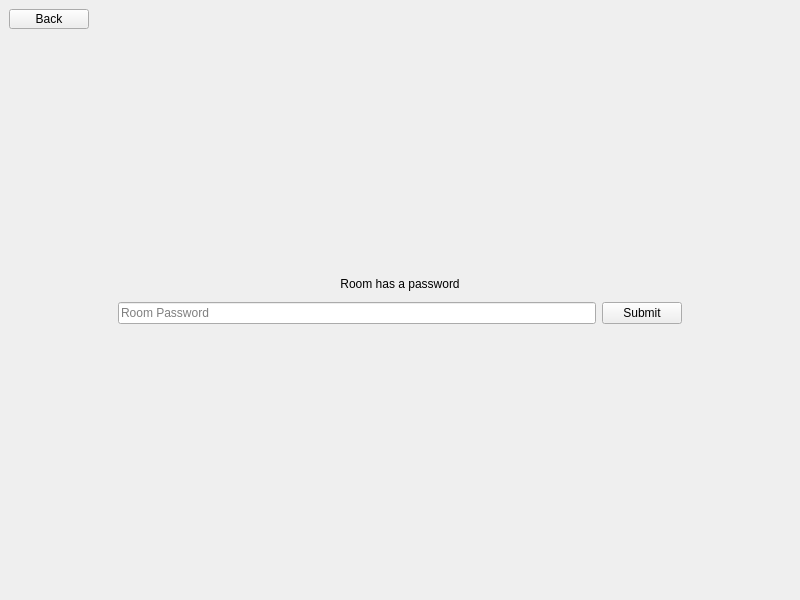
Old version of the form loadingroompage.ui in the repository davlaf/noteworthy-qt.
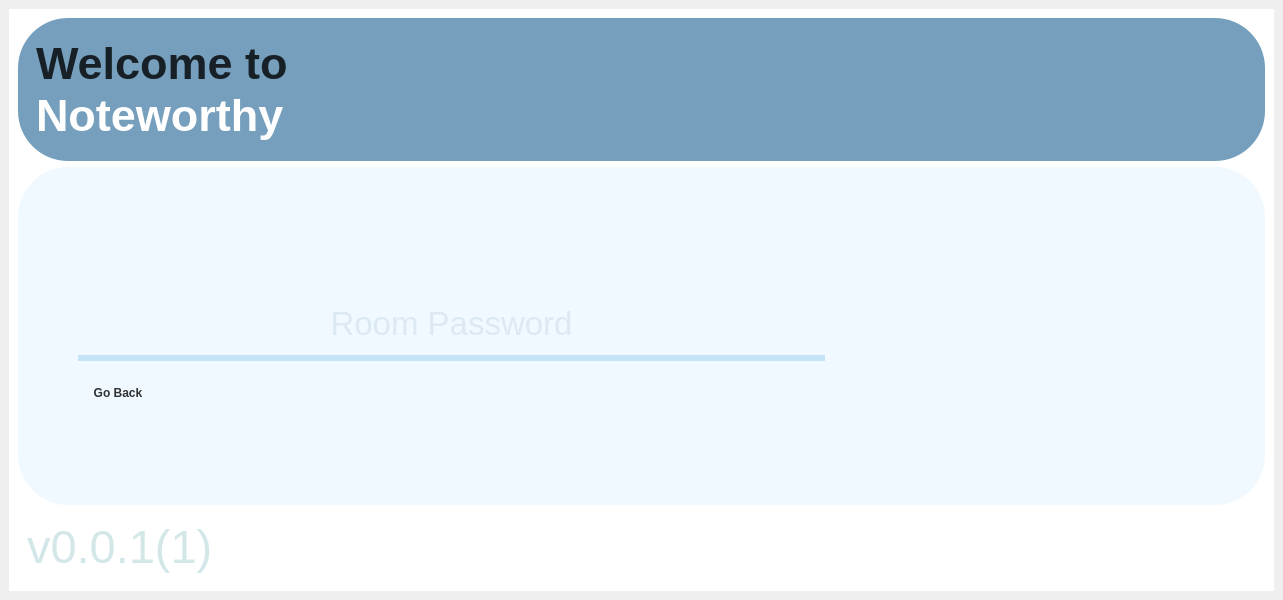
New version of the form. Icons and pictures are not drawn.

Commit message: made password room pretty and fixed some other things

```diff
--- a/loadingroompage.ui
+++ b/loadingroompage.ui
@@ -6,14 +6,31 @@
    <rect>
     <x>0</x>
     <y>0</y>
-    <width>800</width>
+    <width>1283</width>
     <height>600</height>
    </rect>
   </property>
   <property name="windowTitle">
    <string>MainWindow</string>
   </property>
+  <property name="styleSheet">
+   <string notr="true">QLineEdit {
+    border: none;                /* Remove the default border */
+    border-bottom: 6px solid #C5E3F7; /* Add a black underline */
+    padding: 2px 0;          
+	text-align: center;  /* Center-align text */
+	color: rgba(36, 87, 123, 0.2);
+
+}
+
+QLineEdit:focus {
+    color: rgba(0, 0, 0, 0.8);
+}</string>
+  </property>
   <widget class="QWidget" name="centralwidget">
+   <property name="styleSheet">
+    <string notr="true">color: rgb(255, 255, 255);</string>
+   </property>
    <layout class="QVBoxLayout" name="verticalLayout">
     <property name="leftMargin">
      <number>9</number>
@@ -21,31 +38,6 @@
     <property name="rightMargin">
      <number>9</number>
     </property>
-    <item>
-     <widget class="QPushButton" name="back">
-      <property name="sizePolicy">
-       <sizepolicy hsizetype="Minimum" vsizetype="Fixed">
-        <horstretch>0</horstretch>
-        <verstretch>0</verstretch>
-       </sizepolicy>
-      </property>
-      <property name="minimumSize">
-       <size>
-        <width>0</width>
-        <height>20</height>
-       </size>
-      </property>
-      <property name="maximumSize">
-       <size>
-        <width>80</width>
-        <height>20</height>
-       </size>
-      </property>
-      <property name="text">
-       <string>Back</string>
-      </property>
-     </widget>
-    </item>
     <item>
      <widget class="QWidget" name="verticalWidget" native="true">
       <property name="sizePolicy">
@@ -60,61 +52,268 @@
         <height>16777215</height>
        </size>
       </property>
-      <layout class="QVBoxLayout" name="verticalLayout_2" stretch="0">
-       <property name="leftMargin">
-        <number>100</number>
-       </property>
-       <property name="rightMargin">
-        <number>100</number>
-       </property>
+      <property name="styleSheet">
+       <string notr="true">background-color: rgb(255, 255, 255);</string>
+      </property>
+      <layout class="QVBoxLayout" name="verticalLayout_3" stretch="1,3,0">
        <item>
-        <widget class="QWidget" name="verticalWidget" native="true">
+        <widget class="QWidget" name="widget_2" native="true">
+         <property name="minimumSize">
+          <size>
+           <width>100</width>
+           <height>150</height>
+          </size>
+         </property>
          <property name="maximumSize">
           <size>
-           <width>16777215</width>
-           <height>100</height>
+           <width>1888999</width>
+           <height>266</height>
           </size>
          </property>
-         <layout class="QVBoxLayout" name="verticalLayout_3">
+         <property name="styleSheet">
+          <string notr="true">background-color: #759FBC;
+border-radius: 50px; /* Adjust the radius to create an oval shape */
+</string>
+         </property>
+         <layout class="QHBoxLayout" name="horizontalLayout_3" stretch="0,0">
+          <property name="sizeConstraint">
+           <enum>QLayout::SizeConstraint::SetMinAndMaxSize</enum>
+          </property>
+          <property name="topMargin">
+           <number>11</number>
+          </property>
+          <property name="rightMargin">
+           <number>27</number>
+          </property>
           <item>
-           <widget class="QLabel" name="label">
+           <widget class="QWidget" name="widget_6" native="true">
+            <property name="font">
+             <font>
+              <pointsize>20</pointsize>
+             </font>
+            </property>
+            <layout class="QVBoxLayout" name="verticalLayout_4">
+             <item>
+              <widget class="QLabel" name="label_2">
+               <property name="font">
+                <font>
+                 <pointsize>34</pointsize>
+                 <bold>true</bold>
+                </font>
+               </property>
+               <property name="styleSheet">
+                <string notr="true">	color: rgba(0, 0, 0, 0.8);
+</string>
+               </property>
+               <property name="text">
+                <string>&lt;html&gt;
+&lt;head/&gt;
+&lt;body&gt;
+    &lt;div&gt;
+        &lt;span style=&quot;color: rgba(0, 0, 0, 0.8)&quot;&gt;Welcome to&lt;/span&gt;
+    &lt;/div&gt;
+    &lt;div style=&quot;color: white;&quot;&gt;
+        Noteworthy
+    &lt;/div&gt;
+&lt;/body&gt;
+&lt;/html&gt;
+</string>
+               </property>
+              </widget>
+             </item>
+            </layout>
+           </widget>
+          </item>
+          <item>
+           <widget class="QLabel" name="name">
+            <property name="font">
+             <font>
+              <pointsize>80</pointsize>
+              <bold>true</bold>
+             </font>
+            </property>
+            <property name="styleSheet">
+             <string notr="true">	color: rgba(0, 0, 0, 0.8);
+</string>
+            </property>
             <property name="text">
-             <string>Room has a password</string>
+             <string/>
             </property>
             <property name="alignment">
-             <set>Qt::AlignmentFlag::AlignCenter</set>
+             <set>Qt::AlignmentFlag::AlignRight|Qt::AlignmentFlag::AlignTrailing|Qt::AlignmentFlag::AlignVCenter</set>
             </property>
            </widget>
           </item>
+         </layout>
+        </widget>
+       </item>
+       <item>
+        <widget class="QWidget" name="widget_3" native="true">
+         <property name="minimumSize">
+          <size>
+           <width>0</width>
+           <height>0</height>
+          </size>
+         </property>
+         <property name="maximumSize">
+          <size>
+           <width>1866</width>
+           <height>651</height>
+          </size>
+         </property>
+         <property name="styleSheet">
+          <string notr="true">background-color:  #F0F9FF;
+;
+border-radius: 50px; /* Adjust the radius to create an oval shape */
+</string>
+         </property>
+         <layout class="QVBoxLayout" name="verticalLayout_2" stretch="0,0">
+          <property name="leftMargin">
+           <number>60</number>
+          </property>
+          <property name="topMargin">
+           <number>60</number>
+          </property>
+          <property name="rightMargin">
+           <number>60</number>
+          </property>
+          <property name="bottomMargin">
+           <number>60</number>
+          </property>
           <item>
-           <layout class="QHBoxLayout" name="horizontalLayout">
+           <layout class="QHBoxLayout" name="horizontalLayout" stretch="4,1,1">
             <item>
              <widget class="QLineEdit" name="password">
+              <property name="minimumSize">
+               <size>
+                <width>0</width>
+                <height>70</height>
+               </size>
+              </property>
               <property name="maximumSize">
                <size>
                 <width>16777215</width>
                 <height>22</height>
                </size>
               </property>
+              <property name="font">
+               <font>
+                <pointsize>25</pointsize>
+               </font>
+              </property>
+              <property name="styleSheet">
+               <string notr="true">color: rgba(36, 87, 123, 0.2);
+</string>
+              </property>
               <property name="echoMode">
                <enum>QLineEdit::EchoMode::Password</enum>
               </property>
+              <property name="alignment">
+               <set>Qt::AlignmentFlag::AlignCenter</set>
+              </property>
               <property name="placeholderText">
                <string>Room Password</string>
               </property>
              </widget>
             </item>
+            <item>
+             <spacer name="horizontalSpacer">
+              <property name="orientation">
+               <enum>Qt::Orientation::Horizontal</enum>
+              </property>
+              <property name="sizeHint" stdset="0">
+               <size>
+                <width>40</width>
+                <height>20</height>
+               </size>
+              </property>
+             </spacer>
+            </item>
             <item>
              <widget class="QPushButton" name="submit">
               <property name="text">
-               <string>Submit</string>
+               <string/>
+              </property>
+              <property name="icon">
+               <iconset theme="QIcon::ThemeIcon::MediaPlaybackStart"/>
+              </property>
+              <property name="iconSize">
+               <size>
+                <width>100</width>
+                <height>100</height>
+               </size>
               </property>
              </widget>
             </item>
            </layout>
           </item>
           <item>
+           <widget class="QPushButton" name="back">
+            <property name="sizePolicy">
+             <sizepolicy hsizetype="Minimum" vsizetype="Fixed">
+              <horstretch>0</horstretch>
+              <verstretch>0</verstretch>
+             </sizepolicy>
+            </property>
+            <property name="minimumSize">
+             <size>
+              <width>0</width>
+              <height>20</height>
+             </size>
+            </property>
+            <property name="maximumSize">
+             <size>
+              <width>80</width>
+              <height>20</height>
+             </size>
+            </property>
+            <property name="font">
+             <font>
+              <bold>true</bold>
+             </font>
+            </property>
+            <property name="styleSheet">
+             <string notr="true">color: rgba(0, 0, 0, 0.8);</string>
+            </property>
+            <property name="text">
+             <string>Go Back</string>
+            </property>
+           </widget>
+          </item>
+         </layout>
+        </widget>
+       </item>
+       <item>
+        <widget class="QWidget" name="widget_7" native="true">
+         <layout class="QHBoxLayout" name="horizontalLayout_6">
+          <item>
+           <widget class="QLabel" name="label_5">
+            <property name="maximumSize">
+             <size>
+              <width>200</width>
+              <height>16777215</height>
+             </size>
+            </property>
+            <property name="font">
+             <font>
+              <pointsize>35</pointsize>
+              <fontweight>Light</fontweight>
+             </font>
+            </property>
+            <property name="styleSheet">
+             <string notr="true">color: rgba(144, 195, 200, 0.4);
+</string>
+            </property>
+            <property name="text">
+             <string>v0.0.1(1)</string>
+            </property>
+           </widget>
+          </item>
+          <item>
            <widget class="QLabel" name="error">
+            <property name="styleSheet">
+             <string notr="true">color: rgba(0, 0, 0, 0.8);</string>
+            </property>
             <property name="text">
              <string/>
             </property>
```
The commit also changes 5 other files.
